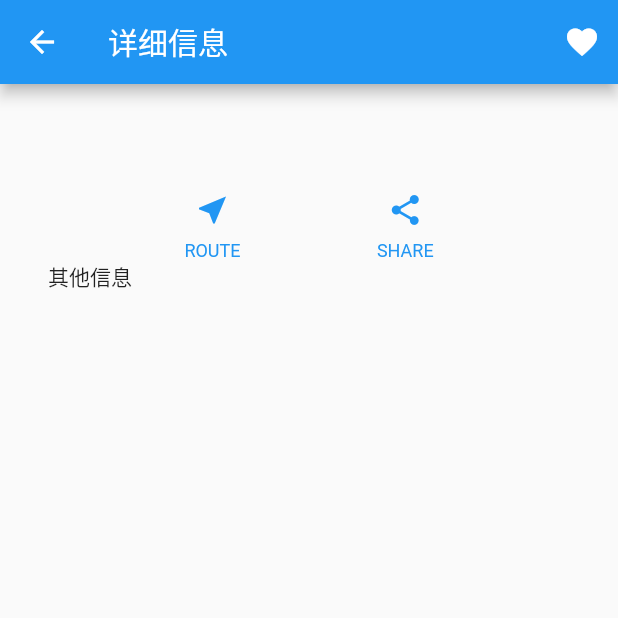
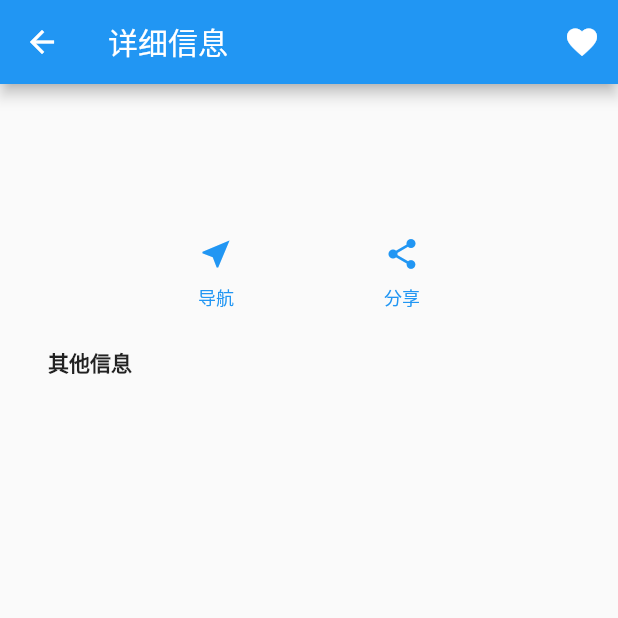
Before and after one commit to yushiwo/flutter_free_wifi, a Flutter app: the WifiDetailPage screen opened directly with empty values, on a phone screen of 412 x 824 dp, the top half of it. Run offline on Flutter 3.47's test engine with Material 2 defaults, Android fonts, the phone set to English and light mode, and no system bars; our stand-ins replace shared_preferences, sqflite; missing offline and left inert: amap_location, easy_alert, simple_permissions; accounts and stored records are empty; network calls fail.

Commit message:
优化Wi-Fi详情页的视觉

```diff
--- a/lib/modules/detail/WifiDetailPage.dart
+++ b/lib/modules/detail/WifiDetailPage.dart
@@ -46,46 +46,61 @@ class _WifiDetailPageState extends State<WifiDetailPage> {
 
     return new Container(
       padding: const EdgeInsets.all(32.0),
-      // 名字和地址
+
       child: new Row(
         children: [
           new Expanded(
             child: new Column(
               crossAxisAlignment: CrossAxisAlignment.start,
               children: [
+                // 名字
                 new Container(
                   padding: const EdgeInsets.only(bottom: 8.0),
                   child: new Text(
                     wifi.name,
                     style: new TextStyle(
+                      fontSize: 18,
                       fontWeight: FontWeight.bold,
                     ),
                   ),
                 ),
+
+                new Container(
+                  padding: const EdgeInsets.only(bottom: 24.0),
+                  child: new Text(
+                    wifi.address,
+                    style: new TextStyle(
+                      color: Colors.grey[500],
+                    ),
+                  ),
+                ),
+                // 导航和分享
                 new Row(
-                  children: <Widget>[
-                    new Text(
-                      wifi.address,
-                      style: new TextStyle(
-                        color: Colors.grey[500],
-                      ),
-                    ),
+                  mainAxisAlignment: MainAxisAlignment.spaceEvenly,
+                  children: [
+                    buildButtonColumn(Icons.near_me, '导航'),
+                    buildButtonColumn(Icons.share, '分享'),
                   ],
                 ),
 
-                new Row(
-                  mainAxisAlignment: MainAxisAlignment.spaceEvenly,
-                  children: [
-                    buildButtonColumn(Icons.near_me, 'ROUTE'),
-                    buildButtonColumn(Icons.share, 'SHARE'),
-                  ],
+                new Container(
+                  padding: const EdgeInsets.only(top: 24.0),
                 ),
-
+                // 其它相关信息展示
                 new Column(
                   crossAxisAlignment: CrossAxisAlignment.start,
                   children: <Widget>[
-                    new Text("其他信息"),
-                    new Text(wifi.intro)
+                    new Text("其他信息",
+                      style: new TextStyle(
+                      fontWeight: FontWeight.bold,
+                      ),
+                    ),
+                    new Text(
+                        wifi.intro,
+                        style: new TextStyle(
+                          color: Colors.grey[500],
+                        ),
+                    )
                   ],
                 )
               ],
```
